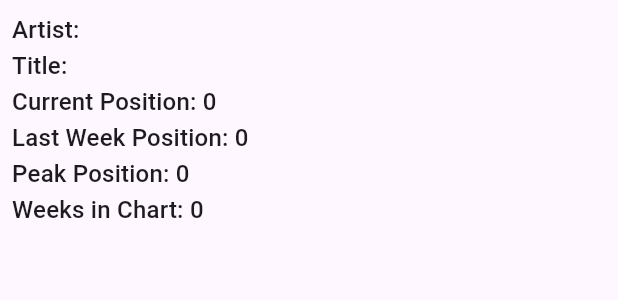
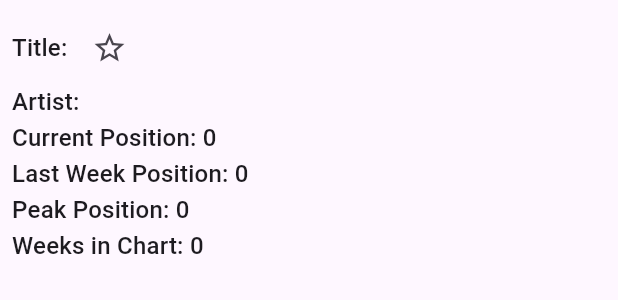
Before and after one commit to mjdavy/toptastic-client, a Flutter app: the ChartInfo widget shown alone on an empty page, opened directly with empty values, on a phone screen of 412 x 824 dp. Shown: the top 300 px of the screen. Run offline on Flutter 3.47's test engine with Material 3 defaults, Android fonts, the light colour scheme and no system bars; our stand-ins replace logger, shared_preferences, sqflite, youtube_player_flutter; accounts and stored records are empty; network calls fail.

Commit message:
added favorites indicator

```diff
--- a/lib/models/data.dart
+++ b/lib/models/data.dart
@@ -94,6 +94,7 @@ Future<List<Song>> fetchSongsOffline(DateTime date) async {
 Future<List<Song>> getSongsFromDB(String dbPath, String formattedDate) async {
   String query = """
     SELECT
+      s.id,
       s.song_name,
       s.artist,
       s.video_id,
--- a/lib/models/song.dart
+++ b/lib/models/song.dart
@@ -1,5 +1,6 @@
 
 class Song {
+  final int id;
   final String artist;
   final String songName;
   final int position;
@@ -13,6 +14,7 @@ class Song {
 
   Song(
       {
+      required this.id,
       required this.artist,
       required this.songName,
       required this.position,
@@ -25,6 +27,7 @@ class Song {
 
   factory Song.fromJson(Map<String, dynamic> json) {
   return Song(
+    id: json['id'],
     artist: json['artist'],
     songName: json['song_name'],
     position: json['position'],
--- a/lib/widgets/chart_info.dart
+++ b/lib/widgets/chart_info.dart
@@ -1,14 +1,41 @@
 import 'package:flutter/material.dart';
+import 'package:shared_preferences/shared_preferences.dart';
 import 'package:toptastic/models/song.dart';
 
-class ChartInfo extends StatelessWidget {
+class ChartInfo extends StatefulWidget {
   const ChartInfo({super.key, required this.song});
 
   final Song song;
 
   @override
+  createState() => _ChartInfoState();
+}
+
+class _ChartInfoState extends State<ChartInfo> {
+  bool isFavorite = false;
+
+  @override
+  void initState() {
+    super.initState();
+    _loadFavoriteState();
+  }
+
+  void _loadFavoriteState() async {
+    final prefs = await SharedPreferences.getInstance();
+    setState(() {
+      isFavorite = (prefs.getBool('favorite_${widget.song.id}') ?? false);
+    });
+  }
+
+  void _toggleFavorite() async {
+    final prefs = await SharedPreferences.getInstance();
+    isFavorite = !isFavorite;
+    await prefs.setBool('favorite_${widget.song.id}', isFavorite);
+    setState(() {});
+  }
+
+  @override
   Widget build(BuildContext context) {
-
     // Extract the common style into a variable
     final textStyle = Theme.of(context).textTheme.titleMedium;
 
@@ -17,29 +44,37 @@ class ChartInfo extends StatelessWidget {
       child: Column(
         crossAxisAlignment: CrossAxisAlignment.start,
         children: [
+          Row(children: [
             Text(
-              'Artist: ${song.artist}',
+              'Title: ${widget.song.songName}',
+              style: textStyle,
+            ),
+            IconButton(
+              icon: Icon(
+                isFavorite ? Icons.star : Icons.star_border,
+                color: isFavorite ? Colors.amber : null,
+              ),
+              onPressed: _toggleFavorite,
+            ),
+          ]),
+          Text(
+            'Artist: ${widget.song.artist}',
             style: textStyle,
           ),
           Text(
-              'Title: ${song.songName}',
+            'Current Position: ${widget.song.position}',
             style: textStyle,
           ),
           Text(
-              'Current Position: ${song.position}',
+            'Last Week Position: ${widget.song.lw}',
             style: textStyle,
           ),
           Text(
-              'Last Week Position: ${song.lw}',
-              style: textStyle,
-            ),
-
-            Text(
-              'Peak Position: ${song.peak}',
+            'Peak Position: ${widget.song.peak}',
             style: textStyle,
           ),
           Text(
-              'Weeks in Chart: ${song.weeks}',
+            'Weeks in Chart: ${widget.song.weeks}',
             style: textStyle,
           ),
         ],
```
Lines whose indentation alone changed are shown as unchanged.
